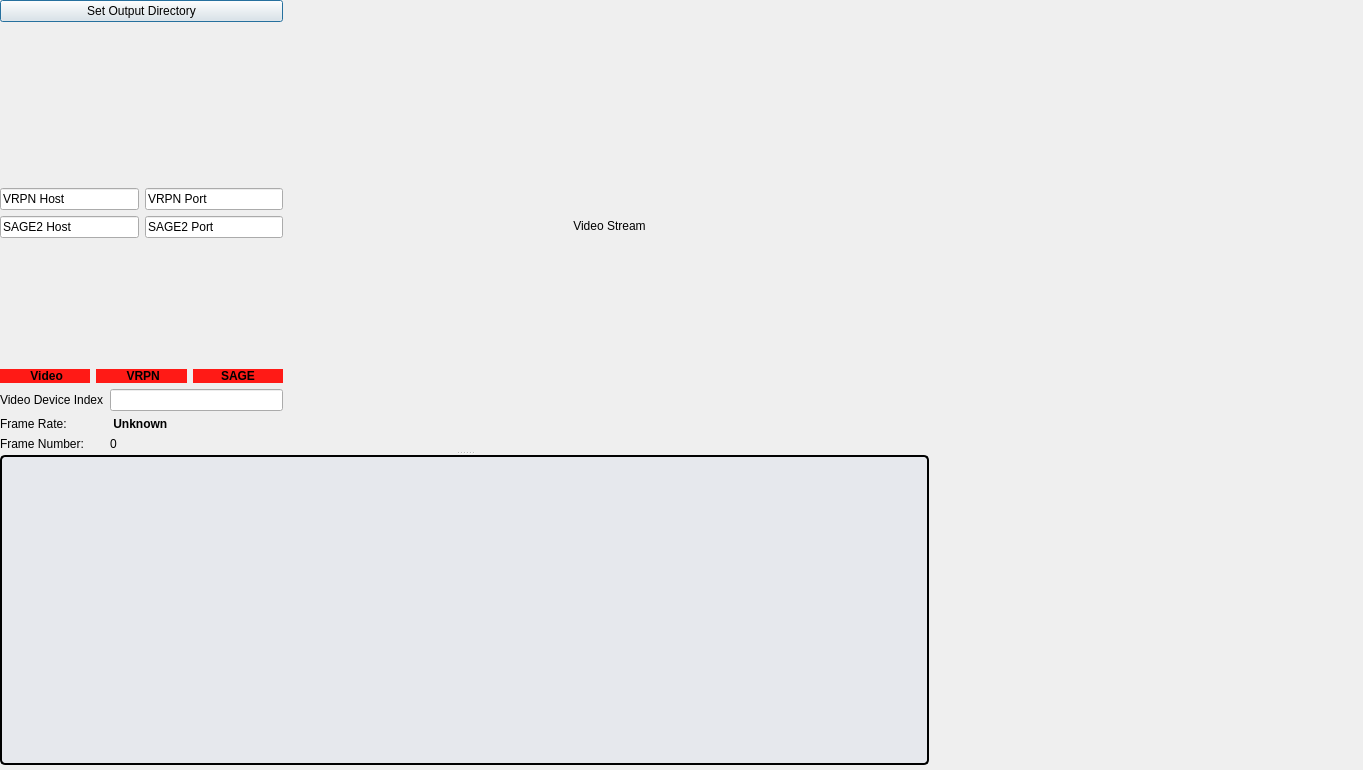
hcilab-uic/ipme, file tools/workbench/live_window.ui: the form before one commit.
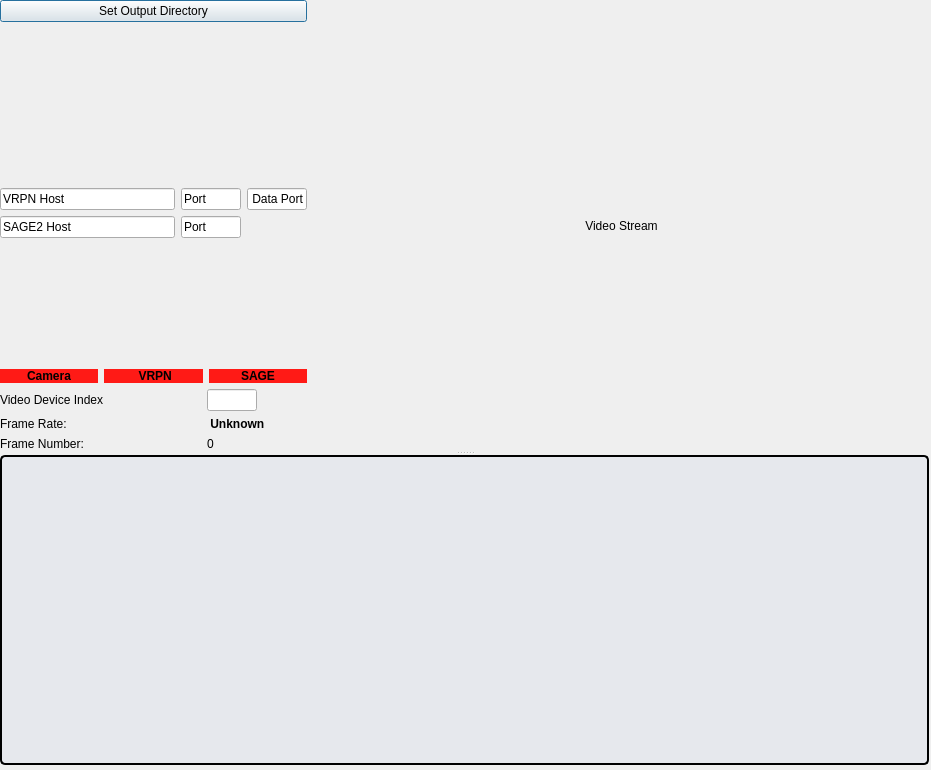
The form after the commit.

```diff
--- a/tools/workbench/live_window.ui
+++ b/tools/workbench/live_window.ui
@@ -6,7 +6,7 @@
    <rect>
     <x>0</x>
     <y>0</y>
-    <width>1363</width>
+    <width>931</width>
     <height>770</height>
    </rect>
   </property>
@@ -83,6 +83,18 @@
         <layout class="QGridLayout" name="connection_settings_layout">
          <item row="0" column="0">
           <widget class="QLineEdit" name="vrpn_host_edit">
+           <property name="sizePolicy">
+            <sizepolicy hsizetype="MinimumExpanding" vsizetype="Fixed">
+             <horstretch>0</horstretch>
+             <verstretch>0</verstretch>
+            </sizepolicy>
+           </property>
+           <property name="minimumSize">
+            <size>
+             <width>175</width>
+             <height>0</height>
+            </size>
+           </property>
            <property name="text">
             <string>VRPN Host</string>
            </property>
@@ -90,8 +102,14 @@
          </item>
          <item row="0" column="1">
           <widget class="QLineEdit" name="vrpn_port_edit">
+           <property name="maximumSize">
+            <size>
+             <width>60</width>
+             <height>16777215</height>
+            </size>
+           </property>
            <property name="text">
-            <string>VRPN Port</string>
+            <string>Port</string>
            </property>
           </widget>
          </item>
@@ -104,8 +122,27 @@
          </item>
          <item row="1" column="1">
           <widget class="QLineEdit" name="sage_port_edit">
+           <property name="maximumSize">
+            <size>
+             <width>60</width>
+             <height>16777215</height>
+            </size>
+           </property>
            <property name="text">
-            <string>SAGE2 Port</string>
+            <string>Port</string>
+           </property>
+          </widget>
+         </item>
+         <item row="0" column="2">
+          <widget class="QLineEdit" name="vrpn_data_port_edit">
+           <property name="maximumSize">
+            <size>
+             <width>60</width>
+             <height>16777215</height>
+            </size>
+           </property>
+           <property name="text">
+            <string> Data Port</string>
            </property>
           </widget>
          </item>
@@ -141,7 +178,7 @@
             <string notr="true">background-color: #ff1a16;</string>
            </property>
            <property name="text">
-            <string> Video</string>
+            <string>Camera</string>
            </property>
            <property name="alignment">
             <set>Qt::AlignCenter</set>
@@ -198,7 +235,14 @@
           </widget>
          </item>
          <item row="0" column="1">
-          <widget class="QLineEdit" name="video_device_index_edit"/>
+          <widget class="QLineEdit" name="video_device_index_edit">
+           <property name="maximumSize">
+            <size>
+             <width>50</width>
+             <height>16777215</height>
+            </size>
+           </property>
+          </widget>
          </item>
          <item row="1" column="0">
           <widget class="QLabel" name="frame_rate_label">
@@ -226,6 +270,12 @@
          </item>
          <item row="2" column="1">
           <widget class="QLabel" name="frame_num_value_label">
+           <property name="minimumSize">
+            <size>
+             <width>100</width>
+             <height>0</height>
+            </size>
+           </property>
            <property name="styleSheet">
             <string notr="true">text-align: right;</string>
            </property>
```
